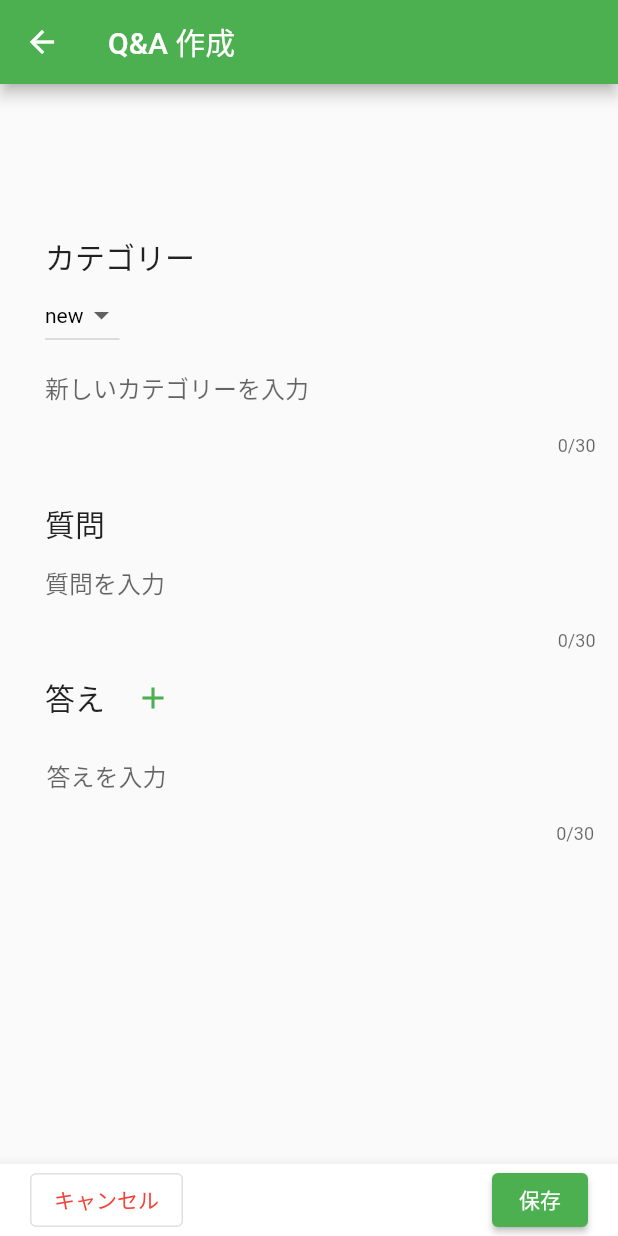
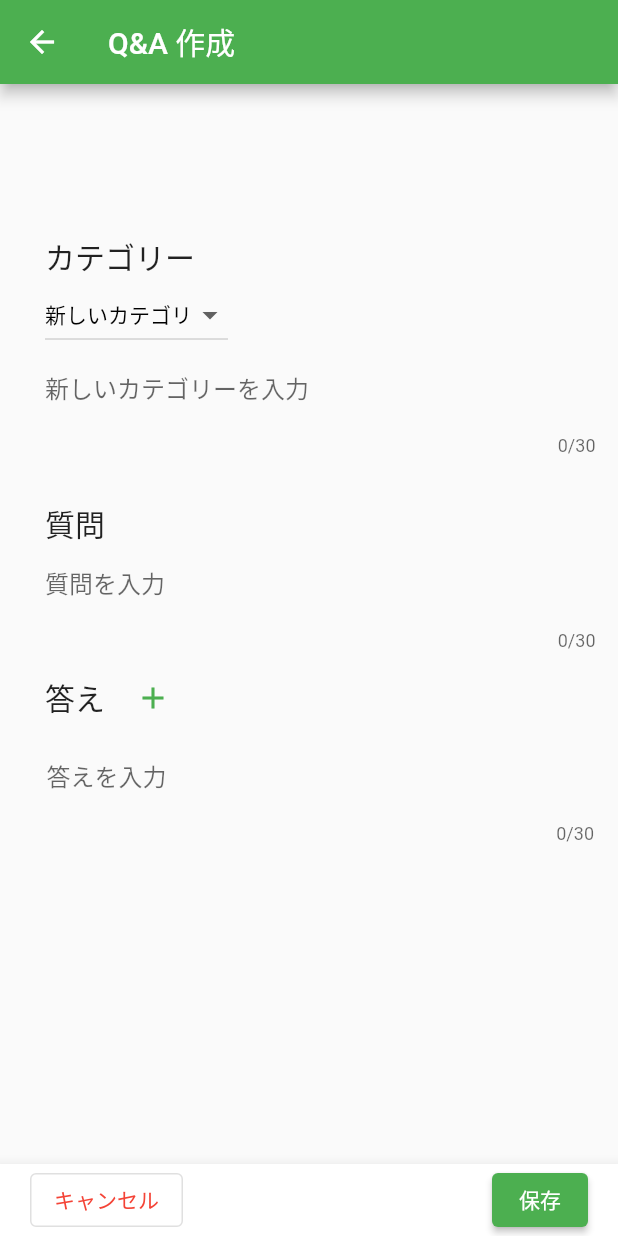
Before and after one commit to sinsinpurin/my_instruction, a Flutter app: the screen it shows after launch, after a tap on the "add" icon, on a phone screen of 412 x 824 dp. Run offline on Flutter 3.47's test engine with Material 2 defaults, Android fonts, the phone set to English and light mode, and no system bars; our stand-ins replace isar; missing offline and left inert: dart:ffi; accounts and stored records are empty.

Commit message:
moromoro fix

```diff
--- a/lib/main.dart
+++ b/lib/main.dart
@@ -1,6 +1,6 @@
 import 'package:flutter/material.dart';
 import 'package:my_instruction/model/instract.dart';
-import 'package:my_instruction/model/user.dart';
+//import 'package:my_instruction/model/user.dart';
 import 'package:my_instruction/viewmodel/create/create_view_model.dart';
 import 'package:my_instruction/viewmodel/create/instract_view_model.dart';
 import 'package:provider/provider.dart';
@@ -8,7 +8,7 @@ import 'ui/pages/home/home.dart';
 
 void main() async {
   runApp(MultiProvider(providers: [
-    ChangeNotifierProvider(create: (context) => User()),
+//    ChangeNotifierProvider(create: (context) => User()),
     ChangeNotifierProvider(create: (context) => InstractsStore()),
     ChangeNotifierProvider(create: (context) => InstractViewModel()),
     ChangeNotifierProvider(create: (context) => CreateViewModel())
--- a/lib/model/instract.dart
+++ b/lib/model/instract.dart
@@ -94,7 +94,7 @@ class InstractsStore extends ChangeNotifier {
   }
 
   List<Category> getDropDownButtonCatgoryList() {
-    List<Category> DDBCList = [Category(0, "new"), ..._categoryList];
+    List<Category> DDBCList = [Category(0, "新しいカテゴリ"), ..._categoryList];
     return DDBCList;
   }
 }
--- a/lib/ui/components/instract_form.dart
+++ b/lib/ui/components/instract_form.dart
@@ -121,7 +121,7 @@ class InstractForm extends StatelessWidget {
                 padding: const EdgeInsets.only(left: 30, right: 15),
                 child: (() {
                   // カテゴリーにnewを選択した場合に新しいカテゴリーのテキストボックスを作成する
-                  if (createViewModel.inputCategory == "new") {
+                  if (createViewModel.inputCategory == "新しいカテゴリ") {
                     return TextFormField(
                       maxLength: 30,
                       style: const TextStyle(color: Colors.black),
@@ -210,7 +210,7 @@ class InstractForm extends StatelessWidget {
                             if (createViewModel.inputAnswers != [""] &&
                                 createViewModel.inputQuestion != "" &&
                                 createViewModel.inputCategory != "") {
-                              if (createViewModel.inputCategory == "new") {
+                              if (createViewModel.inputCategory == "新しいカテゴリ") {
                                 // 新しいカテゴリーの場合
                                 await instractsStore.addCategory(
                                     createViewModel.inputNewCategory);
--- a/lib/ui/pages/instract/instract.dart
+++ b/lib/ui/pages/instract/instract.dart
@@ -45,11 +45,12 @@ class InstractPage extends StatelessWidget {
             Padding(
               padding: const EdgeInsets.only(top: 80),
               child: Center(
-                child: Text(
+                child: Material(
+                    child: Text(
                   instract.question,
                   style: const TextStyle(
                       fontSize: 30, fontWeight: FontWeight.bold),
-                ),
+                )),
               ),
             ),
             Container(
--- a/lib/viewmodel/create/create_view_model.dart
+++ b/lib/viewmodel/create/create_view_model.dart
@@ -4,7 +4,7 @@ import 'package:my_instruction/model/instract.dart';
 enum Mode { create, edit }
 
 class CreateViewModel extends ChangeNotifier {
-  String _inputCategory = "new";
+  String _inputCategory = "新しいカテゴリ";
   String _inputNewCategory = "";
   String _inputQuestion = "";
   List<String> _inputAnswers = [""];
@@ -57,7 +57,7 @@ class CreateViewModel extends ChangeNotifier {
   }
 
   void allClear() {
-    _inputCategory = "new";
+    _inputCategory = "新しいカテゴリ";
     _inputNewCategory = "";
     _inputQuestion = "";
     _inputAnswers = [""];
```
Also changed, not shown: lib/ui/pages/category/category.dart (+9 -3 lines), lib/ui/pages/home/home.dart (+10 -4 lines), assets/icons/icon_1024.png, 1 other file.
